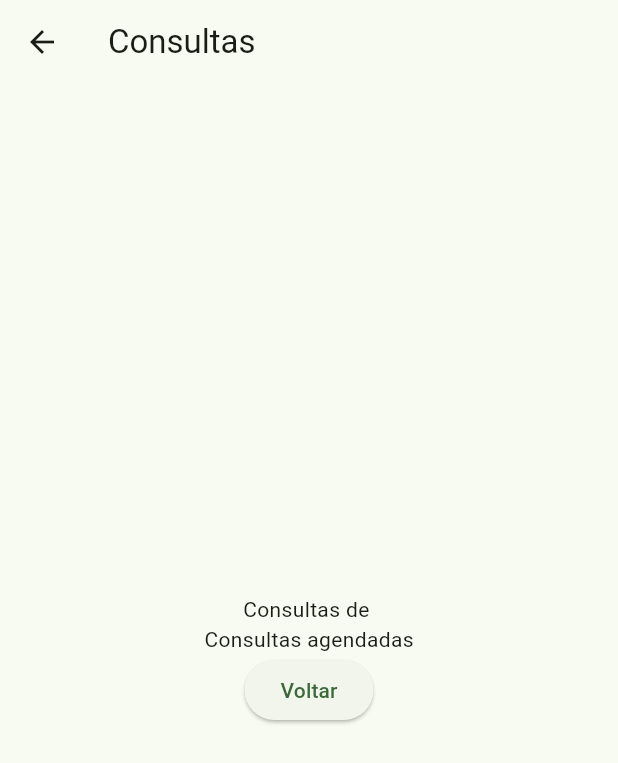
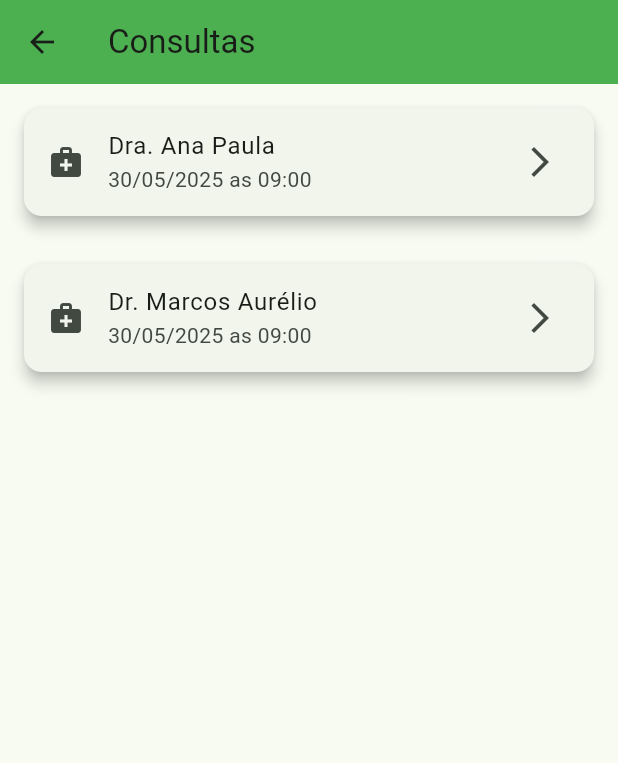
Before and after one commit to Bruques/EstudosFlutter_PostinhoApp, a Flutter app: the screen it shows after launch, after a tap on "Ver consultas!", on a phone screen of 412 x 824 dp. Shown: the top 763 px of the screen. Run offline on Flutter 3.47's test engine with Material 3 defaults, Android fonts, the phone set to English and light mode, and no system bars.

Commit message:
add new list and new cards

```diff
--- a/lib/main.dart
+++ b/lib/main.dart
@@ -62,22 +62,36 @@ class ConsultaPage extends StatelessWidget {
   @override
   Widget build(BuildContext context) {
     return Scaffold(
-      appBar: AppBar(title: Text("Consultas")),
-      body: Center(
-        child: Column(
-          mainAxisAlignment: MainAxisAlignment.center,
-          children: [
-            Text("Consultas de ${nomePaciente}"),
-            Text("Consultas agendadas"),
-            ElevatedButton(onPressed: () {
-              Navigator.pop(context);
-            },
-            child:
-              Text("Voltar")
-            )
-          ],
-        ),
+      appBar: AppBar(
+        title: Text("Consultas"),
+        backgroundColor: Colors.green,
+      ),
+      body: ListView(
+        children: [
+          ConsultaCard("Dra. Ana Paula"),
+          ConsultaCard("Dr. Marcos Aurélio")
+        ],
       ),
     );
   }
 }
+
+class ConsultaCard extends StatelessWidget {
+  String doctorName;
+
+  ConsultaCard(this.doctorName);
+
+  @override
+  Widget build(BuildContext context) {
+    return Card(
+      elevation: 4,
+      margin: EdgeInsets.all(16),
+      child: ListTile(
+        leading: Icon(Icons.medical_services),
+        title: Text(doctorName),
+        subtitle: Text("30/05/2025 as 09:00"),
+        trailing: Icon(Icons.arrow_forward_ios),
+      ),
+    );
+  }
+}
```
